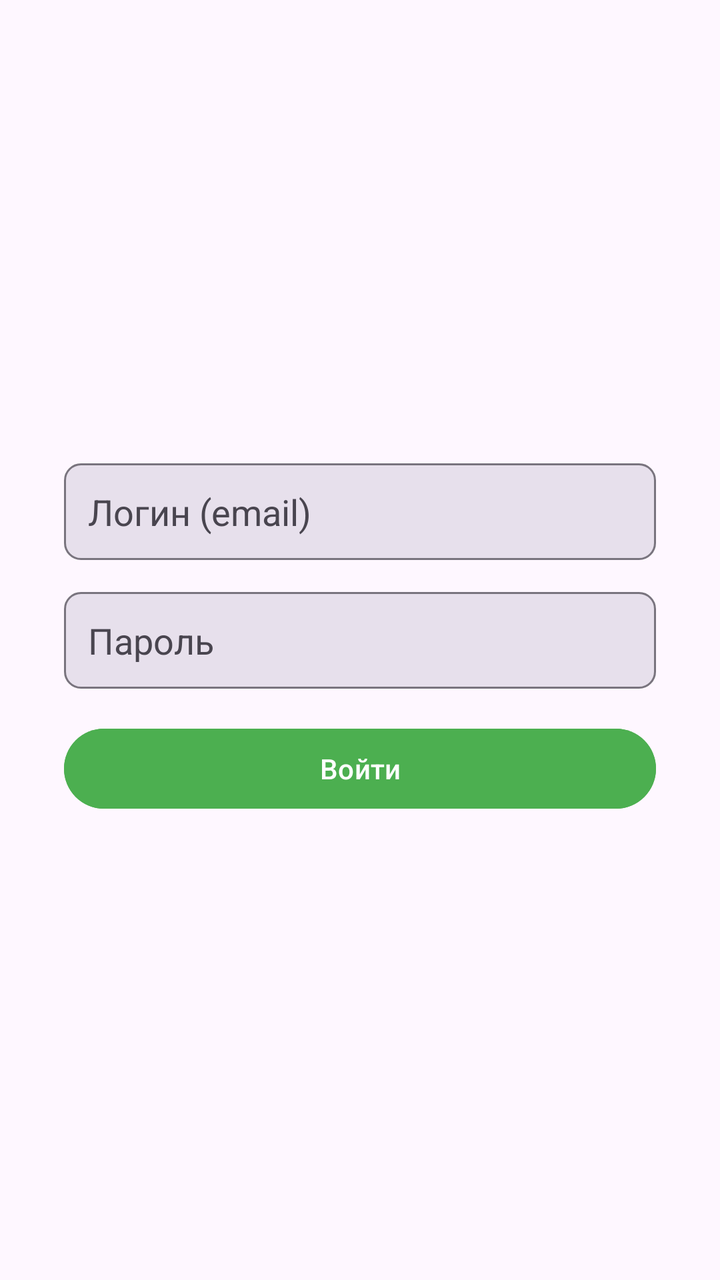
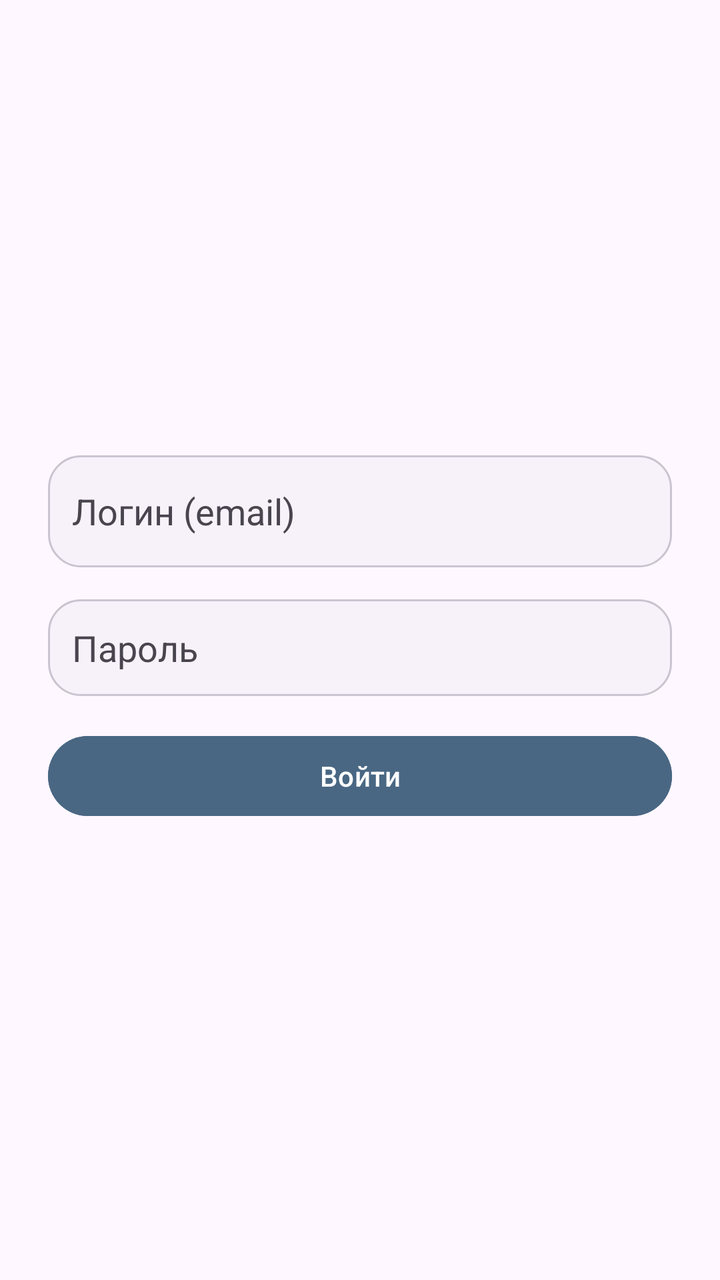

Compare the two renders of this Android layout. The source of the first and the diff that turns it into the second are given below.
<!-- AndroidManifest.xml: application theme Theme.BaseHome -->
<!-- res/layout/activity_login.xml -->
<?xml version="1.0" encoding="utf-8"?>
<LinearLayout xmlns:android="http://schemas.android.com/apk/res/android"
    android:layout_width="match_parent"
    android:layout_height="match_parent"
    android:orientation="vertical"
    android:gravity="center"
    android:padding="32dp"
    android:background="?android:attr/windowBackground">

    <EditText
        android:id="@+id/etLoginEmail"
        android:layout_width="match_parent"
        android:layout_height="wrap_content"
        android:hint="Логин (email)"
        android:padding="12dp"
        android:textColor="?android:attr/textColorPrimary"
        android:textColorHint="?android:attr/textColorSecondary"
        android:background="@drawable/bg_input_field"
        android:layout_marginBottom="16dp"
        android:inputType="textEmailAddress" />

    <EditText
        android:id="@+id/etLoginPassword"
        android:layout_width="match_parent"
        android:layout_height="wrap_content"
        android:hint="Пароль"
        android:padding="12dp"
        android:textColor="?android:attr/textColorPrimary"
        android:textColorHint="?android:attr/textColorSecondary"
        android:background="@drawable/bg_input_field"
        android:layout_marginBottom="16dp"
        android:inputType="textPassword" />

    <Button
        android:id="@+id/btnLogin"
        android:layout_width="match_parent"
        android:layout_height="wrap_content"
        android:text="Войти"
        android:backgroundTint="#4CAF50" />

    <TextView
        android:id="@+id/tvError"
        android:layout_width="match_parent"
        android:layout_height="wrap_content"
        android:textColor="#FF0000"
        android:layout_marginTop="16dp"
        android:gravity="center"
        android:visibility="gone" />

</LinearLayout>
<!-- resources referenced by this layout -->
<resources>
  <!-- drawable bg_input_field (drawable) -->
  <?xml version="1.0" encoding="utf-8"?>
  <shape xmlns:android="http://schemas.android.com/apk/res/android">
      <solid android:color="?attr/colorSurfaceVariant" />
      <corners android:radius="8dp" />
      <stroke
          android:width="1dp"
          android:color="?attr/colorOutline" />
  </shape>
  <style name="Theme.BaseHome" parent="Base.Theme.BaseHome" />
  <style name="Base.Theme.BaseHome" parent="Theme.Material3.DayNight.NoActionBar">
          
          
      </style>
</resources>

<!-- the commit's change to res/layout/activity_login.xml (unified diff, before → after) -->
@@ -4,7 +4,7 @@
     android:layout_height="match_parent"
     android:orientation="vertical"
     android:gravity="center"
-    android:padding="32dp"
+    android:padding="24dp"
     android:background="?android:attr/windowBackground">
 
     <EditText
@@ -16,6 +16,7 @@
         android:textColor="?android:attr/textColorPrimary"
         android:textColorHint="?android:attr/textColorSecondary"
         android:background="@drawable/bg_input_field"
+        android:minHeight="56dp"
         android:layout_marginBottom="16dp"
         android:inputType="textEmailAddress" />
 
@@ -36,13 +37,13 @@
         android:layout_width="match_parent"
         android:layout_height="wrap_content"
         android:text="Войти"
-        android:backgroundTint="#4CAF50" />
+        android:backgroundTint="?attr/colorPrimary" />
 
     <TextView
         android:id="@+id/tvError"
         android:layout_width="match_parent"
         android:layout_height="wrap_content"
-        android:textColor="#FF0000"
+        android:textColor="?attr/colorError"
         android:layout_marginTop="16dp"
         android:gravity="center"
         android:visibility="gone" />
<!-- resource entries referenced after the edit -->
@@ -3,16 +3,28 @@
   <!-- drawable bg_input_field (drawable) -->
   <?xml version="1.0" encoding="utf-8"?>
   <shape xmlns:android="http://schemas.android.com/apk/res/android">
-      <solid android:color="?attr/colorSurfaceVariant" />
-      <corners android:radius="8dp" />
+      <solid android:color="?attr/colorSurfaceContainerLow" />
+      <corners android:radius="16dp" />
       <stroke
           android:width="1dp"
-          android:color="?attr/colorOutline" />
+          android:color="?attr/colorOutlineVariant" />
   </shape>
   <style name="Theme.BaseHome" parent="Base.Theme.BaseHome" />
   <style name="Base.Theme.BaseHome" parent="Theme.Material3.DayNight.NoActionBar">
-          
-          
+          <item name="colorPrimary">@color/brand_primary</item>
+          <item name="colorSecondary">@color/brand_accent</item>
+          <item name="colorSurface">?android:attr/colorBackground</item>
+          <item name="colorOutline">?android:attr/textColorHint</item>
+          <item name="shapeAppearanceSmallComponent">@style/ShapeAppearance.BaseHome.Small</item>
+          <item name="shapeAppearanceMediumComponent">@style/ShapeAppearance.BaseHome.Medium</item>
+      </style>
+  <color name="brand_primary">#496783</color>
+  <color name="brand_accent">#6A7F6A</color>
+  <style name="ShapeAppearance.BaseHome.Small" parent="ShapeAppearance.Material3.Corner.Small">
+          <item name="cornerSize">12dp</item>
+      </style>
+  <style name="ShapeAppearance.BaseHome.Medium" parent="ShapeAppearance.Material3.Corner.Medium">
+          <item name="cornerSize">20dp</item>
       </style>
 </resources>
 
